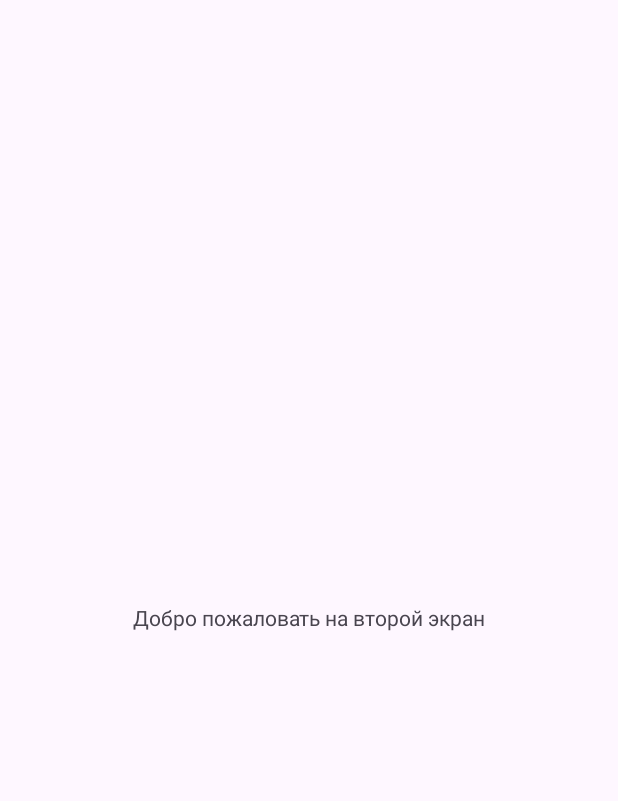
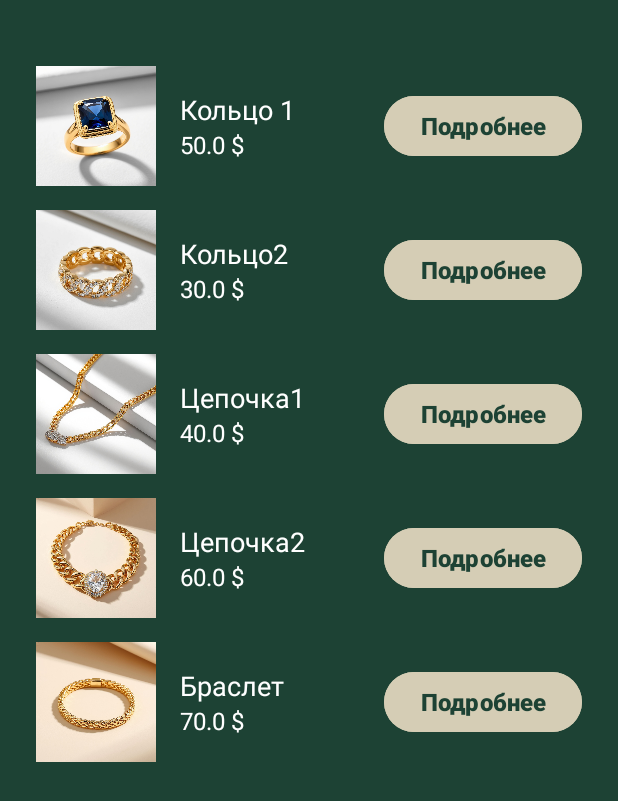
Before and after one commit to SmirnovaSA-Coddy/Test_Kotlin, an Android app: the SecondActivity screen opened directly, with no data from a screen before it, on a phone screen of 412 x 824 dp. Shown: the top 801 px of the screen. Run offline under Robolectric (Android 15) with nearby library versions, the phone set to English and light mode, and no system bars.

Commit message:
product card and detail

```diff
--- a/app/src/main/AndroidManifest.xml
+++ b/app/src/main/AndroidManifest.xml
@@ -14,6 +14,7 @@
         <activity
             android:name=".SecondActivity"
             android:exported="false" />
+
         <activity
             android:name=".MainActivity"
             android:exported="true">
@@ -23,6 +24,7 @@
                 <category android:name="android.intent.category.LAUNCHER" />
             </intent-filter>
         </activity>
+        <activity android:name=".DetailActivity" />
     </application>
 
 </manifest>
--- a/app/src/main/java/com/example/myfirstapptest/SecondActivity.kt
+++ b/app/src/main/java/com/example/myfirstapptest/SecondActivity.kt
@@ -1,5 +1,11 @@
 package com.example.myfirstapptest
 
+import Product
+import android.widget.LinearLayout
+import android.widget.ImageView
+import android.widget.TextView
+import android.widget.Button
+import android.content.Intent
 import android.os.Bundle
 import androidx.activity.enableEdgeToEdge
 import androidx.appcompat.app.AppCompatActivity
@@ -7,14 +13,48 @@ import androidx.core.view.ViewCompat
 import androidx.core.view.WindowInsetsCompat
 
 class SecondActivity : AppCompatActivity() {
+    // Список товаров
+    private val products = listOf(
+        Product(1, "Кольцо 1", 50.0, "Описание 1",R.drawable.one),
+        Product(2, "Кольцо2", 30.0, "Описание 2",R.drawable.two),
+        Product(3, "Цепочка1", 40.0, "Описание 3",R.drawable.three),
+        Product(4, "Цепочка2", 60.0, "Описание 4",R.drawable.four),
+        Product(5, "Браслет", 70.0, "Описание 5",R.drawable.five)
+    )
+
     override fun onCreate(savedInstanceState: Bundle?) {
         super.onCreate(savedInstanceState)
         enableEdgeToEdge()
         setContentView(R.layout.activity_second)
-        ViewCompat.setOnApplyWindowInsetsListener(findViewById(R.id.second)) { v, insets ->
-            val systemBars = insets.getInsets(WindowInsetsCompat.Type.systemBars())
-            v.setPadding(systemBars.left, systemBars.top, systemBars.right, systemBars.bottom)
-            insets
+
+        // Находим контейнер для товаров
+        val container = findViewById<LinearLayout>(R.id.catalogContainer)
+
+        // Для каждого товара создаем карточку
+        products.forEach { product ->
+            // 1. Создаем View из шаблона item_product.xml
+            val view = layoutInflater.inflate(R.layout.item_product, container, false)
+
+            // 2. Заполняем данными товара
+            view.findViewById<ImageView>(R.id.ivProductImage).setImageResource(product.ImageRes)
+            view.findViewById<TextView>(R.id.tvProductName).text = product.name
+            view.findViewById<TextView>(R.id.tvProductPrice).text = "${product.price} $"
+
+            view.findViewById<Button>(R.id.btnDetails).setOnClickListener {
+                val intent = Intent(this, DetailActivity::class.java).apply {
+                    putExtra("name", product.name)
+                    putExtra("price", product.price)
+                    putExtra("imageRes", product.ImageRes)
+                    putExtra("description", product.description)
+                }
+                startActivity(intent)
+            }
+
+            // 3. Добавляем карточку в контейнер
+            container.addView(view)
+
+
         }
+
     }
 }
--- /dev/null
+++ b/app/src/main/java/com/example/myfirstapptest/model/Product.kt
@@ -0,0 +1,10 @@
+// Data class для товара.
+// Ключевое слово 'data' автоматически генерирует нам полезные методы.
+// Переменные (свойства) мы объявляем прямо в конструкторе.
+data class Product(
+    val id: Int,         // Уникальный идентификатор товара
+    val name: String,    // Название товара, например "Яблоко"
+    val price: Double,   // Цена товара, например 50.0
+    val description: String = "", // Описание товара. Значение по умолчанию - пустая строка.
+    val ImageRes: Int // Номер картинки товара
+)
--- a/app/src/main/res/layout/activity_second.xml
+++ b/app/src/main/res/layout/activity_second.xml
@@ -1,19 +1,19 @@
 <?xml version="1.0" encoding="utf-8"?>
-<LinearLayout xmlns:android="http://schemas.android.com/apk/res/android"
-    xmlns:app="http://schemas.android.com/apk/res-auto"
-    xmlns:tools="http://schemas.android.com/tools"
-    android:id="@+id/second"
+<ScrollView xmlns:android="http://schemas.android.com/apk/res/android"
     android:layout_width="match_parent"
     android:layout_height="match_parent"
-    tools:context=".SecondActivity"
-    android:orientation="vertical"
-    android:gravity="center"
-    android:padding="16dp">
+    android:id="@+id/second"
+    android:background="#1D4234"
+    >
 
-    <TextView
-        android:id="@+id/tvTitle"
-        android:layout_width="wrap_content"
+    <LinearLayout
+        android:id="@+id/catalogContainer"
+        android:layout_width="match_parent"
         android:layout_height="wrap_content"
-        android:text="Добро пожаловать на второй экран" />
+        android:orientation="vertical"
+        android:padding="16dp"
+        android:layout_marginTop="20dp">
 
-</LinearLayout>
+    </LinearLayout>
+
+</ScrollView>
--- /dev/null
+++ b/app/src/main/res/layout/item_product.xml
@@ -0,0 +1,50 @@
+<?xml version="1.0" encoding="utf-8"?>
+<LinearLayout
+    xmlns:android="http://schemas.android.com/apk/res/android"
+    android:layout_width="match_parent"
+    android:layout_height="wrap_content"
+    android:orientation="horizontal"
+    android:padding="8dp"
+    android:gravity="center_vertical">
+
+    <ImageView
+        android:id="@+id/ivProductImage"
+        android:layout_width="80dp"
+        android:layout_height="80dp"
+        android:layout_marginEnd="16dp" />
+
+    <LinearLayout
+        android:layout_width="0dp"
+        android:layout_height="wrap_content"
+        android:layout_weight="1"
+        android:orientation="vertical">
+
+        <TextView
+            android:id="@+id/tvProductName"
+            android:layout_width="wrap_content"
+            android:layout_height="wrap_content"
+            android:text="Название товара"
+            android:textSize="18sp"
+            android:textColor="#FFFFFF"/>
+
+        <TextView
+            android:id="@+id/tvProductPrice"
+            android:layout_width="wrap_content"
+            android:layout_height="wrap_content"
+            android:text="0.0 ₽"
+            android:textSize="16sp"
+            android:textColor="#FFFFFF"/>
+
+    </LinearLayout>
+
+    <Button
+        android:id="@+id/btnDetails"
+        android:layout_width="wrap_content"
+        android:layout_height="wrap_content"
+        android:text="Подробнее"
+        android:backgroundTint="#D5CDB5"
+        android:textSize="16sp"
+        android:textStyle="bold"
+        android:textColor="#1D4234"/>
+
+</LinearLayout>
```
Also changed, not shown: app/src/main/java/com/example/myfirstapptest/DetailActivity.kt (added, +43 -0 lines), app/src/main/res/layout/activity_detail.xml (added, +76 -0 lines), app/src/main/res/drawable/five.png (added), app/src/main/res/drawable/four.png (added), app/src/main/res/drawable/one.png (added), app/src/main/res/drawable/three.png (added), app/src/main/res/drawable/two.png (added).
